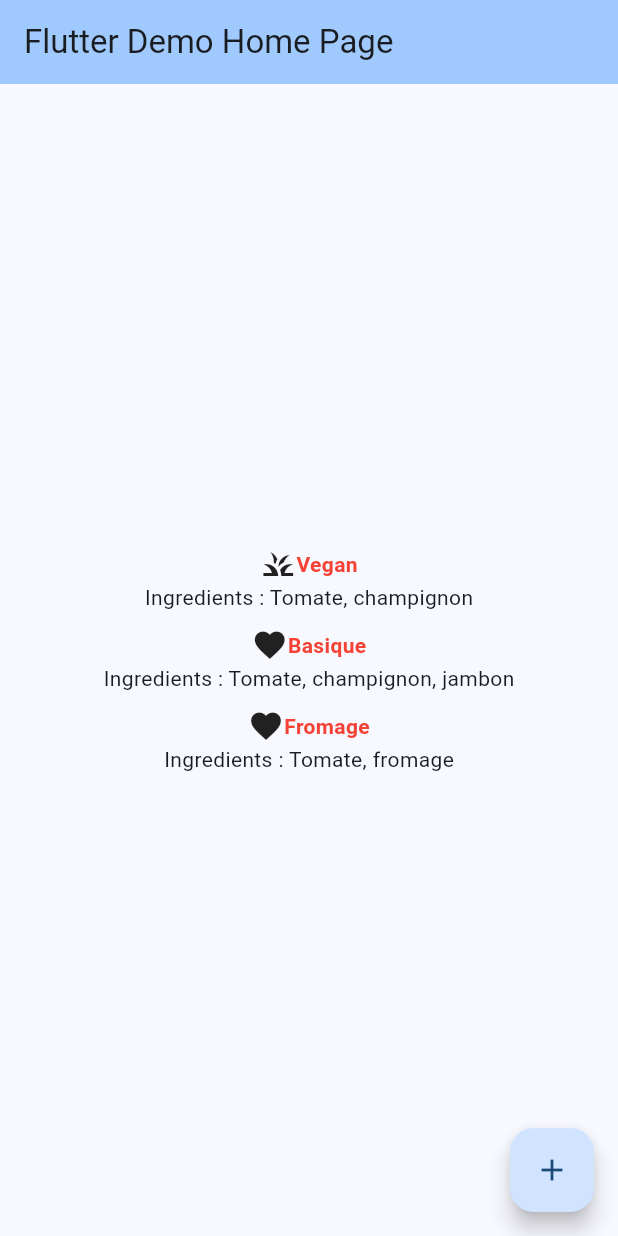
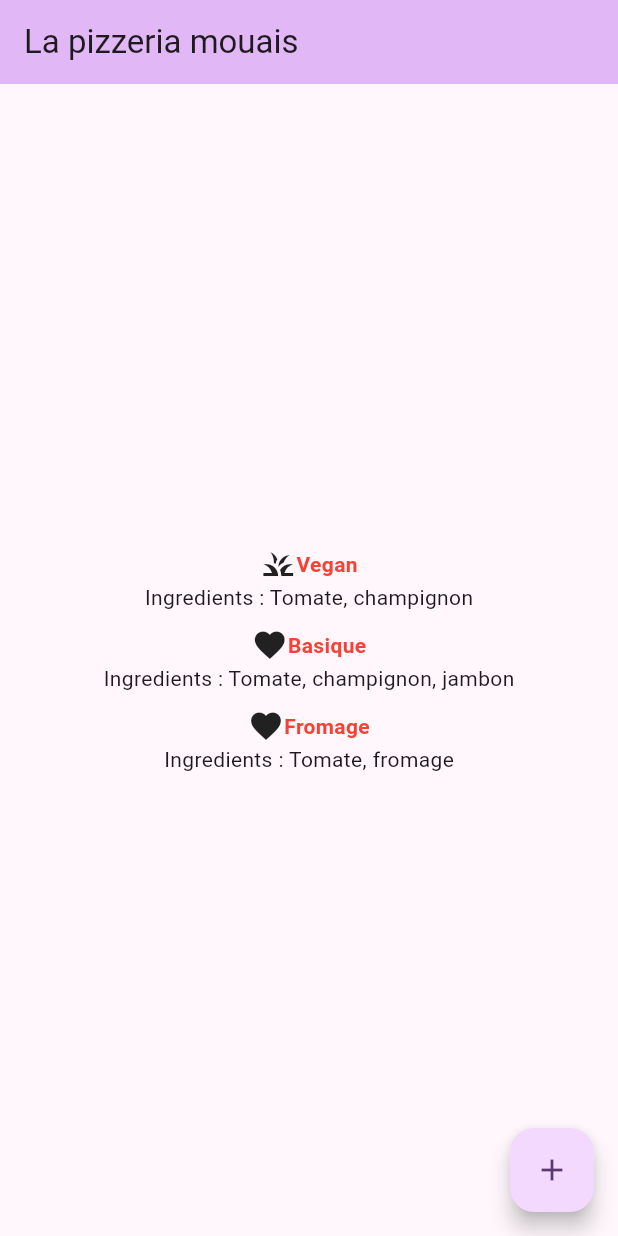
Before and after one commit to LucasLejeune/flutter_pizza_list, a Flutter app: the screen it shows after launch, on a phone screen of 412 x 824 dp. Run offline on Flutter 3.47's test engine with Material 3 defaults, Android fonts, the phone set to English and light mode, and no system bars.

Commit message:
change name and color

```diff
--- a/lib/main.dart
+++ b/lib/main.dart
@@ -12,12 +12,13 @@ class MyApp extends StatelessWidget {
   @override
   Widget build(BuildContext context) {
     return MaterialApp(
-      title: 'Flutter Demo',
+      title: 'Pizzeria mouais',
       theme: ThemeData(
-        colorScheme: ColorScheme.fromSeed(seedColor: Colors.blue),
+        colorScheme: ColorScheme.fromSeed(
+            seedColor: const Color.fromARGB(255, 120, 2, 179)),
         useMaterial3: true,
       ),
-      home: const MyHomePage(title: 'Flutter Demo Home Page'),
+      home: const MyHomePage(title: 'La pizzeria mouais'),
     );
   }
 }
```
